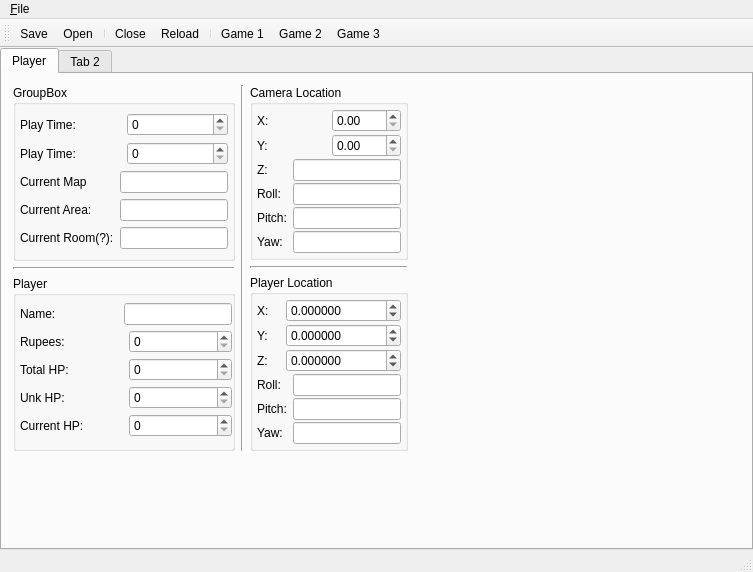
This is save editor/SS_SaveEditor/mainwindow.ui in Antidote/skyward-sword-save-editor as Qt 5 draws it before an edit. The edited form follows.
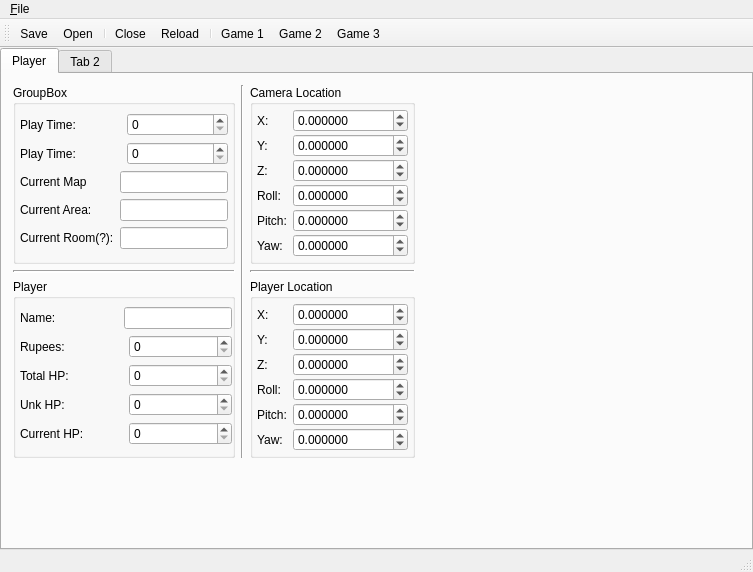
This is the edited form.

Commit message: Added GetCamera*() and SetCamera*() functions

```diff
--- a/save editor/SS_SaveEditor/mainwindow.ui
+++ b/save editor/SS_SaveEditor/mainwindow.ui
@@ -316,7 +316,17 @@
                   </widget>
                  </item>
                  <item>
-                  <widget class="QDoubleSpinBox" name="doubleSpinBox"/>
+                  <widget class="QDoubleSpinBox" name="cameraXSpinBox">
+                   <property name="decimals">
+                    <number>6</number>
+                   </property>
+                   <property name="minimum">
+                    <double>-1000000.000000000000000</double>
+                   </property>
+                   <property name="maximum">
+                    <double>1000000.000000000000000</double>
+                   </property>
+                  </widget>
                  </item>
                 </layout>
                </item>
@@ -330,7 +340,17 @@
                   </widget>
                  </item>
                  <item>
-                  <widget class="QDoubleSpinBox" name="doubleSpinBox_2"/>
+                  <widget class="QDoubleSpinBox" name="cameraYSpinBox">
+                   <property name="decimals">
+                    <number>6</number>
+                   </property>
+                   <property name="minimum">
+                    <double>-1000000.000000000000000</double>
+                   </property>
+                   <property name="maximum">
+                    <double>1000000.000000000000000</double>
+                   </property>
+                  </widget>
                  </item>
                 </layout>
                </item>
@@ -344,12 +364,15 @@
                   </widget>
                  </item>
                  <item>
-                  <widget class="QLineEdit" name="camZLineEdit">
-                   <property name="sizePolicy">
-                    <sizepolicy hsizetype="Fixed" vsizetype="Fixed">
-                     <horstretch>0</horstretch>
-                     <verstretch>0</verstretch>
-                    </sizepolicy>
+                  <widget class="QDoubleSpinBox" name="cameraZSpinBox">
+                   <property name="decimals">
+                    <number>6</number>
+                   </property>
+                   <property name="minimum">
+                    <double>-1000000.000000000000000</double>
+                   </property>
+                   <property name="value">
+                    <double>0.000000000000000</double>
                    </property>
                   </widget>
                  </item>
@@ -365,12 +388,15 @@
                   </widget>
                  </item>
                  <item>
-                  <widget class="QLineEdit" name="camRollLineEdit">
-                   <property name="sizePolicy">
-                    <sizepolicy hsizetype="Fixed" vsizetype="Fixed">
-                     <horstretch>0</horstretch>
-                     <verstretch>0</verstretch>
-                    </sizepolicy>
+                  <widget class="QDoubleSpinBox" name="cameraRollSpinBox">
+                   <property name="decimals">
+                    <number>6</number>
+                   </property>
+                   <property name="minimum">
+                    <double>-1000000.000000000000000</double>
+                   </property>
+                   <property name="maximum">
+                    <double>1000000.000000000000000</double>
                    </property>
                   </widget>
                  </item>
@@ -386,12 +412,15 @@
                   </widget>
                  </item>
                  <item>
-                  <widget class="QLineEdit" name="camPitchLineEdit">
-                   <property name="sizePolicy">
-                    <sizepolicy hsizetype="Fixed" vsizetype="Fixed">
-                     <horstretch>0</horstretch>
-                     <verstretch>0</verstretch>
-                    </sizepolicy>
+                  <widget class="QDoubleSpinBox" name="cameraPitchSpinBox">
+                   <property name="decimals">
+                    <number>6</number>
+                   </property>
+                   <property name="minimum">
+                    <double>-1000000.000000000000000</double>
+                   </property>
+                   <property name="maximum">
+                    <double>1000000.000000000000000</double>
                    </property>
                   </widget>
                  </item>
@@ -407,12 +436,15 @@
                   </widget>
                  </item>
                  <item>
-                  <widget class="QLineEdit" name="camYawLineEdit">
-                   <property name="sizePolicy">
-                    <sizepolicy hsizetype="Fixed" vsizetype="Fixed">
-                     <horstretch>0</horstretch>
-                     <verstretch>0</verstretch>
-                    </sizepolicy>
+                  <widget class="QDoubleSpinBox" name="cameraYawSpinBox">
+                   <property name="decimals">
+                    <number>6</number>
+                   </property>
+                   <property name="minimum">
+                    <double>-1000000.000000000000000</double>
+                   </property>
+                   <property name="maximum">
+                    <double>1000000.000000000000000</double>
                    </property>
                   </widget>
                  </item>
@@ -540,12 +572,18 @@
                   </widget>
                  </item>
                  <item>
-                  <widget class="QLineEdit" name="playerRollLineEdit">
-                   <property name="sizePolicy">
-                    <sizepolicy hsizetype="Fixed" vsizetype="Fixed">
-                     <horstretch>0</horstretch>
-                     <verstretch>0</verstretch>
-                    </sizepolicy>
+                  <widget class="QDoubleSpinBox" name="playerRollSpinBox">
+                   <property name="decimals">
+                    <number>6</number>
+                   </property>
+                   <property name="minimum">
+                    <double>-1000000.000000000000000</double>
+                   </property>
+                   <property name="maximum">
+                    <double>1000000.000000000000000</double>
+                   </property>
+                   <property name="value">
+                    <double>0.000000000000000</double>
                    </property>
                   </widget>
                  </item>
@@ -561,12 +599,18 @@
                   </widget>
                  </item>
                  <item>
-                  <widget class="QLineEdit" name="playerPitchLineEdit">
-                   <property name="sizePolicy">
-                    <sizepolicy hsizetype="Fixed" vsizetype="Fixed">
-                     <horstretch>0</horstretch>
-                     <verstretch>0</verstretch>
-                    </sizepolicy>
+                  <widget class="QDoubleSpinBox" name="playerPitchSpinBox">
+                   <property name="decimals">
+                    <number>6</number>
+                   </property>
+                   <property name="minimum">
+                    <double>-1000000.000000000000000</double>
+                   </property>
+                   <property name="maximum">
+                    <double>1000000.000000000000000</double>
+                   </property>
+                   <property name="value">
+                    <double>0.000000000000000</double>
                    </property>
                   </widget>
                  </item>
@@ -582,12 +626,15 @@
                   </widget>
                  </item>
                  <item>
-                  <widget class="QLineEdit" name="lineEdit_6">
-                   <property name="sizePolicy">
-                    <sizepolicy hsizetype="Fixed" vsizetype="Fixed">
-                     <horstretch>0</horstretch>
-                     <verstretch>0</verstretch>
-                    </sizepolicy>
+                  <widget class="QDoubleSpinBox" name="playerYawSpinBox">
+                   <property name="decimals">
+                    <number>6</number>
+                   </property>
+                   <property name="minimum">
+                    <double>-1000000.000000000000000</double>
+                   </property>
+                   <property name="maximum">
+                    <double>1000000.000000000000000</double>
                    </property>
                   </widget>
                  </item>
```
The commit also changes 3 other files.
